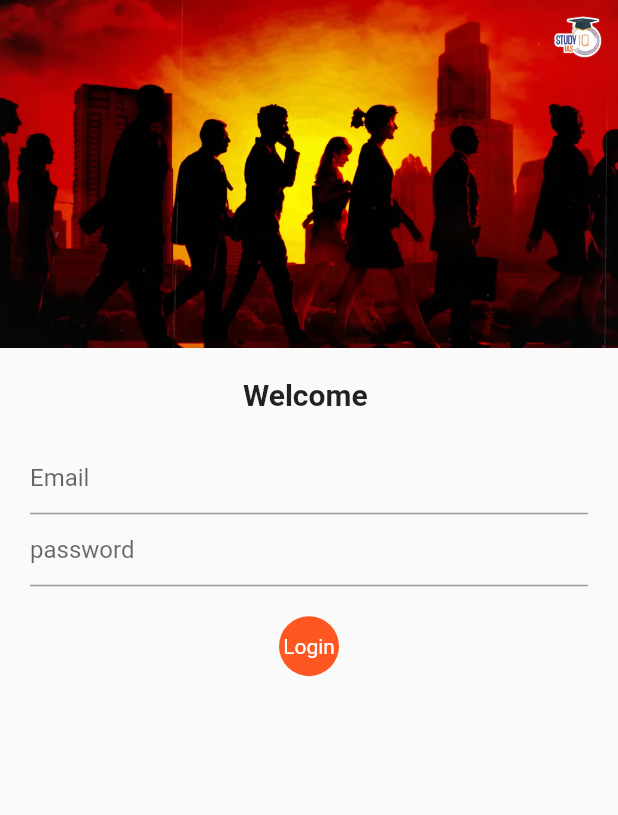
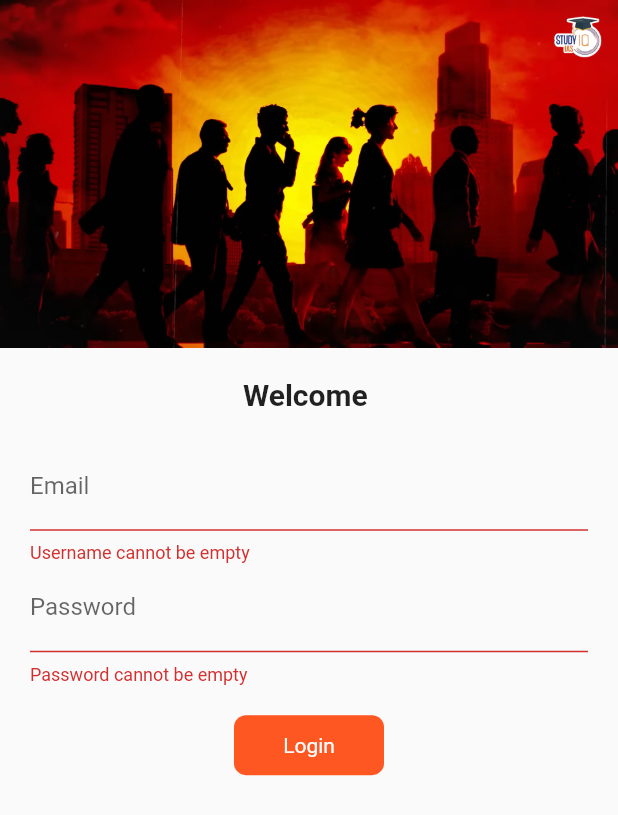
Before and after one commit to DevByShahzaib/flutter-cart, a Flutter app: the screen it shows after launch, after a tap on "Login", on a phone screen of 412 x 824 dp. Shown: the top 815 px of the screen. Run offline on Flutter 3.47's test engine with Material 2 defaults, Android fonts, the phone set to English and light mode, and no system bars.

Commit message:
day 8 completed

```diff
--- a/lib/pages/login_page.dart
+++ b/lib/pages/login_page.dart
@@ -9,12 +9,28 @@ class LoginScreen extends StatefulWidget {
 }
 
 class _LoginScreenState extends State<LoginScreen> {
+  final _formKey = GlobalKey<FormState>();
   bool boxChange = false;
   String name = '';
+  movToHome(BuildContext context) async {
+    if (_formKey.currentState!.validate()) {
+      setState(() {
+        boxChange = true;
+      });
+      await Future.delayed(Duration(seconds: 2));
+      await Navigator.pushNamed(context, MyRoutes.homeRoute);
+      setState(() {
+        boxChange = false;
+      });
+    }
+  }
+
   @override
   Widget build(BuildContext context) {
     return Material(
       child: SingleChildScrollView(
+        child: Form(
+          key: _formKey,
           child: Column(
             // mainAxisAlignment: MainAxisAlignment.center,
             children: [
@@ -39,41 +55,57 @@ class _LoginScreenState extends State<LoginScreen> {
                 child: Column(
                   children: [
                     TextFormField(
-                    decoration: InputDecoration(hintText: 'Email'),
+                      decoration: InputDecoration(
+                          hintText: 'Email', labelText: 'Email'),
+                      validator: (value) {
+                        if (value!.isEmpty) {
+                          return 'Username cannot be empty';
+                        } else if (value.length < 8) {
+                          return 'Email must be at least 8 digits';
+                        }
+                        return null;
+                      },
                       onChanged: (value) {
                         name = value;
                         setState(() {});
                       },
                     ),
                     TextFormField(
-                    decoration: InputDecoration(hintText: 'password'),
+                      decoration: InputDecoration(
+                          hintText: 'Password', labelText: 'Password'),
+                      validator: (value) {
+                        if (value!.isEmpty) {
+                          return 'Password cannot be empty';
+                        } else if (value.length < 6) {
+                          return 'Password must be at least 6 digits';
+                        }
+                        return null;
+                      },
                     ),
                     SizedBox(
                       height: 20,
                     ),
-                  InkWell(
-                      onTap: () async {
-                        setState(() {
-                          boxChange = true;
-                        });
-                        await Future.delayed(Duration(seconds: 2));
-                        Navigator.pushNamed(context, MyRoutes.homeRoute);
-                      },
+                    Material(
+                      color: Colors.deepOrange,
+                      borderRadius: BorderRadius.circular(boxChange ? 50 : 8),
+                      child: InkWell(
+                          onTap: () => movToHome(context),
                           child: AnimatedContainer(
                             duration: Duration(seconds: 2),
                             height: 40,
                             width: boxChange ? 50 : 100,
                             alignment: Alignment.center,
-                          child: Text(
+                            child: boxChange
+                                ? Icon(
+                                    Icons.done,
+                                    color: Colors.white,
+                                  )
+                                : Text(
                                     'Login',
                                     style: TextStyle(color: Colors.white),
                                   ),
-                          decoration: BoxDecoration(
-                            color: Colors.deepOrange,
-                            shape: boxChange
-                                ? BoxShape.circle
-                                : BoxShape.rectangle,
-                          )))
+                          )),
+                    )
 
                     // ElevatedButton(
                     //   onPressed: () {
@@ -88,6 +120,7 @@ class _LoginScreenState extends State<LoginScreen> {
             ],
           ),
         ),
+      ),
     );
   }
 }
```
Lines whose indentation alone changed are shown as unchanged.
